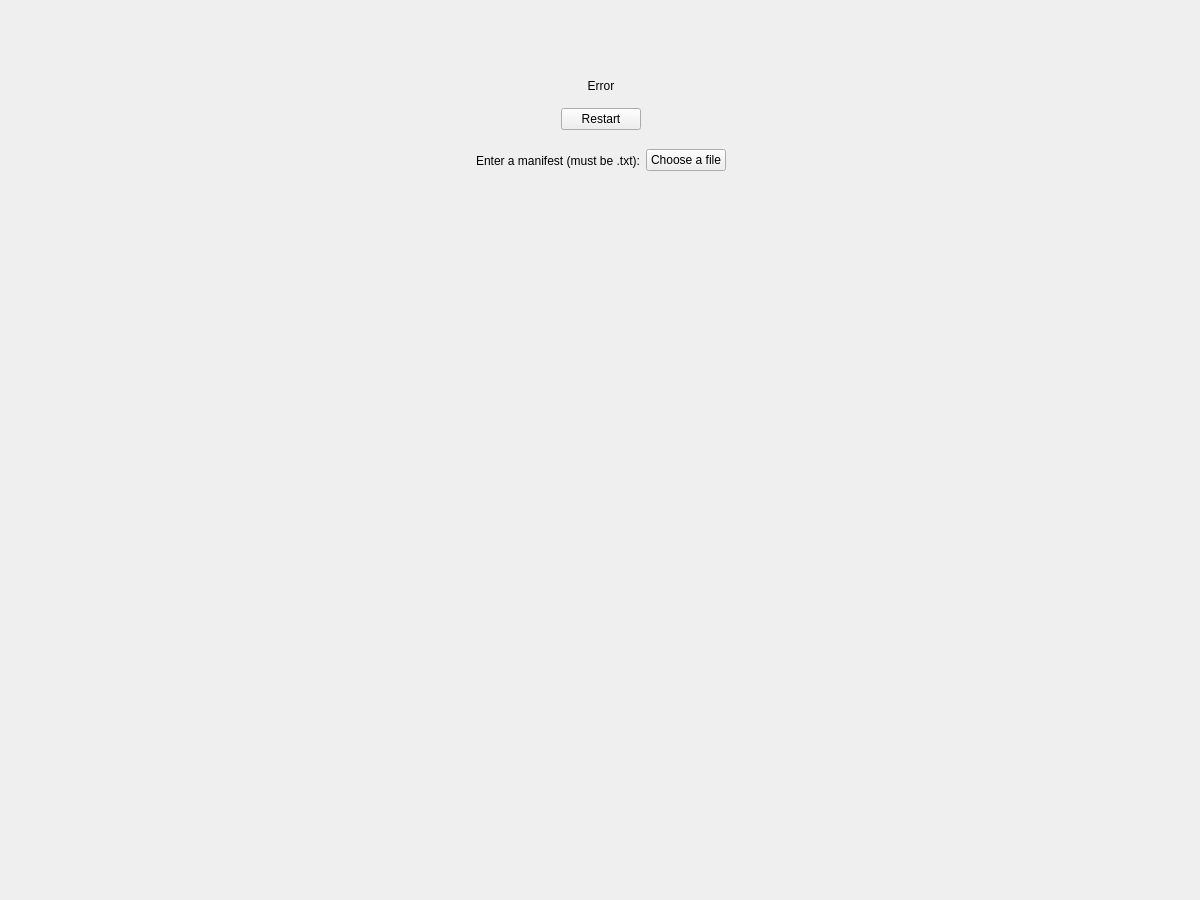
Qt form form.ui (ShadyBarrios/CS179_P3) before a commit.
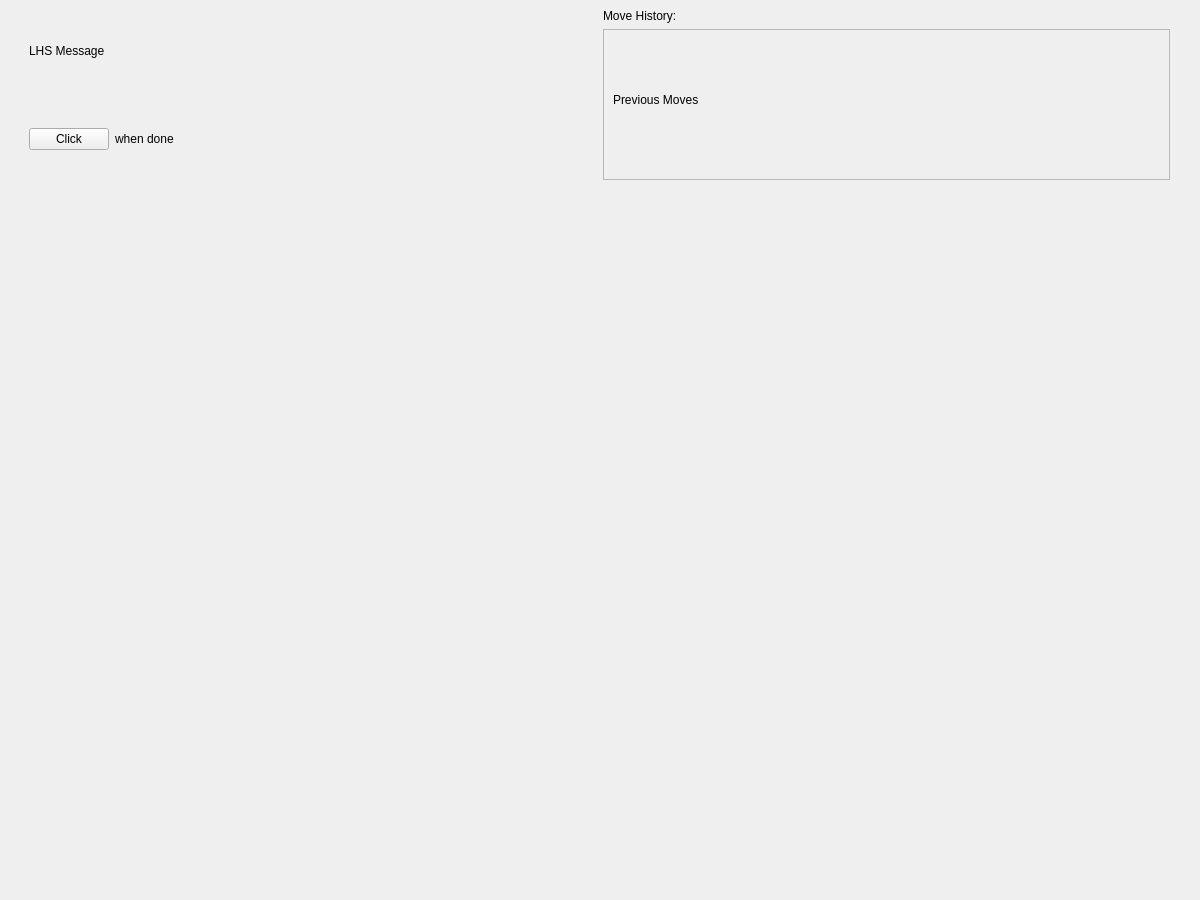
The same form after that commit.

Commit message: added stacked widget behavior. need to work on adaptive window size

What changed in the file:
```diff
--- a/form.ui
+++ b/form.ui
@@ -41,11 +41,24 @@
      <height>900</height>
     </size>
    </property>
+   <widget class="QStackedWidget" name="AllPages">
+    <property name="geometry">
+     <rect>
+      <x>9</x>
+      <y>9</y>
+      <width>1181</width>
+      <height>881</height>
+     </rect>
+    </property>
+    <property name="currentIndex">
+     <number>0</number>
+    </property>
+    <widget class="QWidget" name="ShipGridPage">
    <widget class="QWidget" name="verticalLayoutWidget">
     <property name="geometry">
      <rect>
-      <x>10</x>
-      <y>190</y>
+        <x>0</x>
+        <y>180</y>
       <width>1181</width>
       <height>701</height>
      </rect>
@@ -99,11 +112,152 @@
      </item>
     </layout>
    </widget>
+     <widget class="QWidget" name="horizontalLayoutWidget_3">
+      <property name="geometry">
+       <rect>
+        <x>20</x>
+        <y>0</y>
+        <width>1141</width>
+        <height>171</height>
+       </rect>
+      </property>
+      <layout class="QHBoxLayout" name="MessageLayouts">
+       <item>
+        <layout class="QVBoxLayout" name="MessagesLhsLayout">
+         <item>
+          <layout class="QVBoxLayout" name="verticalLayout_4">
+           <item>
+            <layout class="QHBoxLayout" name="MessageLhsLayout">
+             <item>
+              <widget class="QLabel" name="MessageLhsLabel">
+               <property name="text">
+                <string>LHS Message</string>
+               </property>
+              </widget>
+             </item>
+             <item>
+              <spacer name="horizontalSpacer_9">
+               <property name="orientation">
+                <enum>Qt::Orientation::Horizontal</enum>
+               </property>
+               <property name="sizeHint" stdset="0">
+                <size>
+                 <width>40</width>
+                 <height>20</height>
+                </size>
+               </property>
+              </spacer>
+             </item>
+            </layout>
+           </item>
+           <item>
+            <layout class="QHBoxLayout" name="ContinueLayout">
+             <item>
+              <widget class="QPushButton" name="ContinueButton">
+               <property name="text">
+                <string>Click</string>
+               </property>
+              </widget>
+             </item>
+             <item>
+              <widget class="QLabel" name="WhenDoneLabel">
+               <property name="text">
+                <string>when done</string>
+               </property>
+              </widget>
+             </item>
+             <item>
+              <spacer name="horizontalSpacer_8">
+               <property name="orientation">
+                <enum>Qt::Orientation::Horizontal</enum>
+               </property>
+               <property name="sizeHint" stdset="0">
+                <size>
+                 <width>40</width>
+                 <height>20</height>
+                </size>
+               </property>
+              </spacer>
+             </item>
+            </layout>
+           </item>
+          </layout>
+         </item>
+        </layout>
+       </item>
+       <item>
+        <layout class="QVBoxLayout" name="MessagesRhsLayout">
+         <item>
+          <layout class="QVBoxLayout" name="verticalLayout_5">
+           <item>
+            <widget class="QLabel" name="MoveHistoryLabel">
+             <property name="text">
+              <string>Move History:</string>
+             </property>
+            </widget>
+           </item>
+           <item>
+            <widget class="QScrollArea" name="scrollArea">
+             <property name="widgetResizable">
+              <bool>true</bool>
+             </property>
+             <widget class="QWidget" name="scrollAreaWidgetContents">
+              <property name="geometry">
+               <rect>
+                <x>0</x>
+                <y>0</y>
+                <width>560</width>
+                <height>141</height>
+               </rect>
+              </property>
+              <widget class="QWidget" name="horizontalLayoutWidget_5">
+               <property name="geometry">
+                <rect>
+                 <x>9</x>
+                 <y>9</y>
+                 <width>561</width>
+                 <height>121</height>
+                </rect>
+               </property>
+               <layout class="QHBoxLayout" name="horizontalLayout_2">
+                <item>
+                 <widget class="QLabel" name="PreviousMovesLabel">
+                  <property name="text">
+                   <string>Previous Moves</string>
+                  </property>
+                 </widget>
+                </item>
+                <item>
+                 <spacer name="horizontalSpacer_7">
+                  <property name="orientation">
+                   <enum>Qt::Orientation::Horizontal</enum>
+                  </property>
+                  <property name="sizeHint" stdset="0">
+                   <size>
+                    <width>40</width>
+                    <height>20</height>
+                   </size>
+                  </property>
+                 </spacer>
+                </item>
+               </layout>
+              </widget>
+             </widget>
+            </widget>
+           </item>
+          </layout>
+         </item>
+        </layout>
+       </item>
+      </layout>
+     </widget>
+    </widget>
+    <widget class="QWidget" name="FilePickPage">
    <widget class="QWidget" name="horizontalLayoutWidget">
     <property name="geometry">
      <rect>
-      <x>10</x>
-      <y>140</y>
+        <x>0</x>
+        <y>80</y>
       <width>1181</width>
       <height>41</height>
      </rect>
@@ -154,10 +308,10 @@
    <widget class="QWidget" name="horizontalLayoutWidget_2">
     <property name="geometry">
      <rect>
-      <x>10</x>
-      <y>69</y>
+        <x>0</x>
+        <y>80</y>
       <width>1181</width>
-      <height>61</height>
+        <height>81</height>
      </rect>
     </property>
     <layout class="QHBoxLayout" name="ErrorLayout">
@@ -209,6 +363,8 @@
       </spacer>
      </item>
     </layout>
+     </widget>
+    </widget>
    </widget>
   </widget>
  </widget>
```
Left out of the diff: 2 changed lines with no effect on the pictures. Lines whose indentation alone changed are shown as unchanged. The commit also changes 4 other files.
